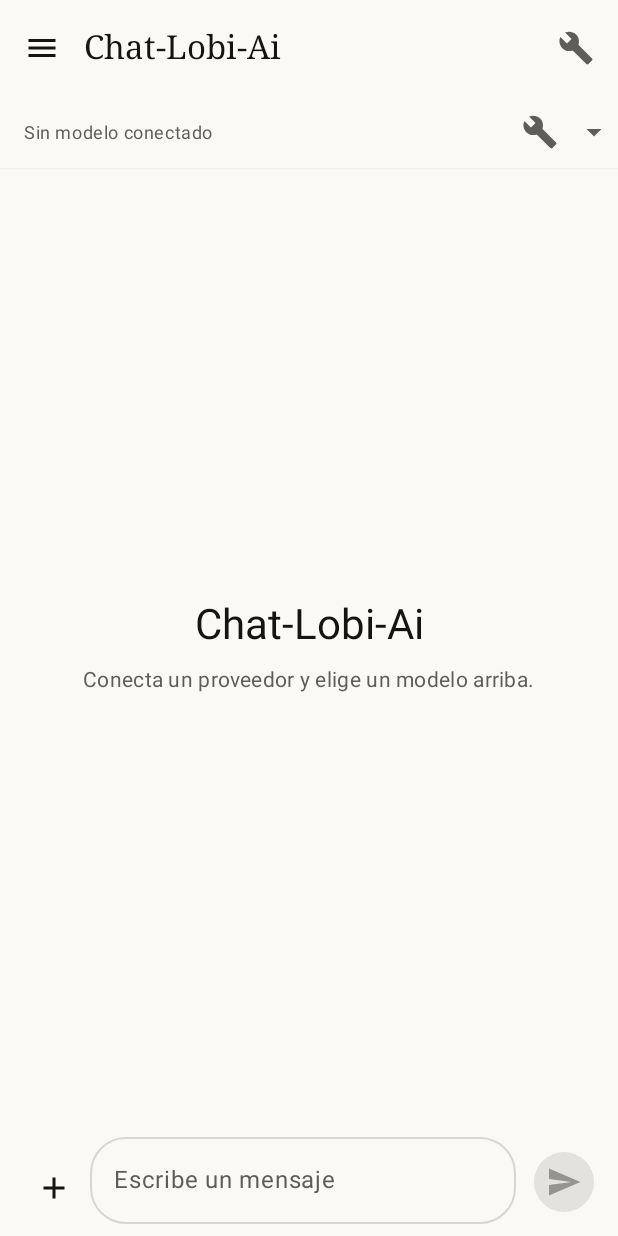
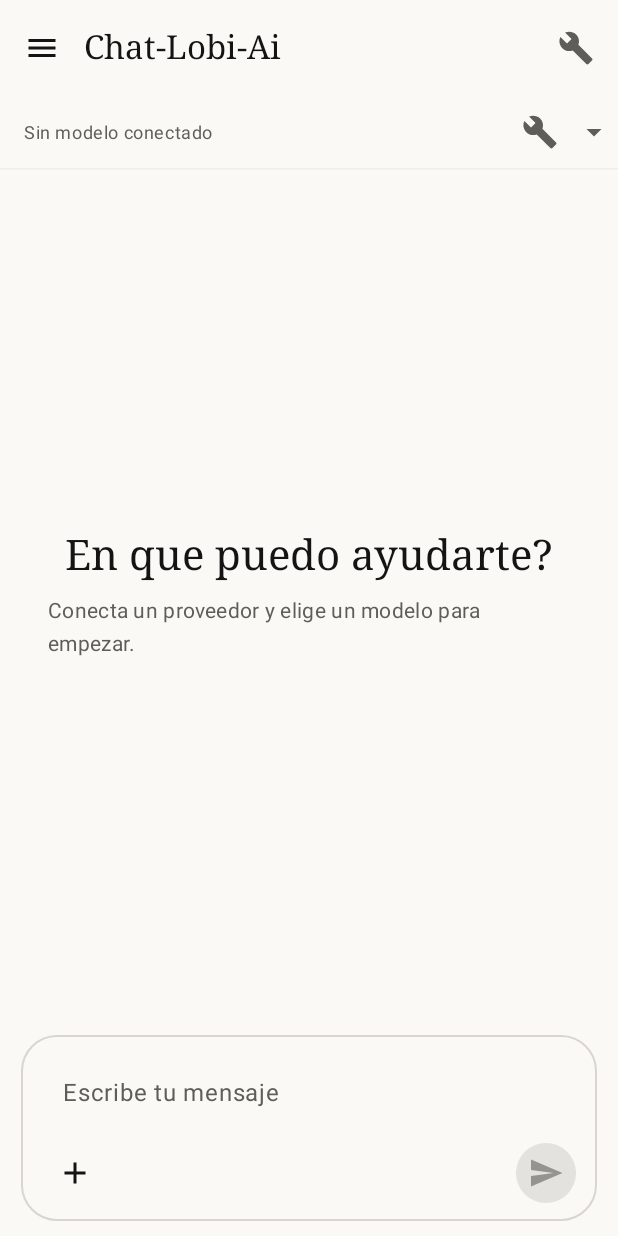
Before and after one commit to francoDev-Ddgh/Chat-Lobi-Ai, an Android app built with Jetpack Compose: the screen it shows after launch (MainActivity), on a phone screen of 412 x 824 dp. Run offline under Robolectric (Android 15) with nearby library versions, the phone set to English and light mode, and no system bars.

Commit message:
UI: Anthropic-style layout (serif greeting, flat assistant text, single composer card)

```diff
--- a/app/src/main/java/github/franco/chat/ai/ui/ChatScreen.kt
+++ b/app/src/main/java/github/franco/chat/ai/ui/ChatScreen.kt
@@ -8,6 +8,10 @@ import android.widget.Toast
 import androidx.activity.compose.rememberLauncherForActivityResult
 import androidx.activity.result.contract.ActivityResultContracts
 import androidx.compose.foundation.clickable
+import androidx.compose.ui.text.font.FontFamily
+import androidx.compose.ui.graphics.Color
+import androidx.compose.material3.OutlinedTextFieldDefaults
+import androidx.compose.foundation.BorderStroke
 import androidx.compose.material.icons.filled.Refresh
 import androidx.compose.material.icons.filled.Edit
 import androidx.compose.material3.AlertDialog
@@ -389,7 +393,7 @@ private fun MessageBubble(
             shape = RoundedCornerShape(20.dp),
             modifier = if (isUser) Modifier.widthIn(max = 320.dp) else Modifier.fillMaxWidth()
         ) {
-            Box(modifier = Modifier.padding(horizontal = 14.dp, vertical = 10.dp)) {
+            Box(modifier = Modifier.padding(horizontal = if (isUser) 14.dp else 0.dp, vertical = if (isUser) 10.dp else 2.dp)) {
                 if (isUser) {
                     Column {
                         message.attachments.forEach { attachment ->
@@ -483,10 +487,14 @@ private fun EmptyState(modifier: Modifier = Modifier) {
         verticalArrangement = Arrangement.Center,
         horizontalAlignment = Alignment.CenterHorizontally
     ) {
-        Text(text = "Chat-Lobi-Ai", style = MaterialTheme.typography.headlineMedium)
+        Text(
+            text = "En que puedo ayudarte?",
+            style = MaterialTheme.typography.headlineMedium.copy(fontFamily = FontFamily.Serif),
+            color = MaterialTheme.colorScheme.onSurface
+        )
         Spacer(Modifier.height(8.dp))
         Text(
-            text = "Conecta un proveedor y elige un modelo arriba.",
+            text = "Conecta un proveedor y elige un modelo para empezar.",
             style = MaterialTheme.typography.bodyMedium,
             color = MaterialTheme.colorScheme.onSurfaceVariant
         )
@@ -510,29 +518,22 @@ private fun ComposerBar(
 ) {
     var menuOpen by remember { mutableStateOf(false) }
     var effortMenu by remember { mutableStateOf(false) }
-    Surface(color = MaterialTheme.colorScheme.background) {
+    val canSend = value.isNotBlank() || pending.isNotEmpty()
+
     Column(
         modifier = Modifier
             .fillMaxWidth()
             .navigationBarsPadding()
             .imePadding()
-                .padding(horizontal = 12.dp, vertical = 8.dp)
+            .padding(horizontal = 14.dp, vertical = 10.dp)
     ) {
-            if (efforts != null) {
-                Box {
-                    AssistChip(
-                        onClick = { effortMenu = true },
-                        label = { Text("Razonamiento: " + effortLabel(effort)) }
-                    )
-                    DropdownMenu(expanded = effortMenu, onDismissRequest = { effortMenu = false }) {
-                        DropdownMenuItem(text = { Text("Automatico") }, onClick = { effortMenu = false; onEffort(null) })
-                        efforts.forEach { option ->
-                            DropdownMenuItem(text = { Text(effortLabel(option)) }, onClick = { effortMenu = false; onEffort(option) })
-                        }
-                    }
-                }
-                Spacer(Modifier.height(6.dp))
-            }
+        Surface(
+            modifier = Modifier.fillMaxWidth(),
+            shape = RoundedCornerShape(24.dp),
+            color = MaterialTheme.colorScheme.surface,
+            border = BorderStroke(1.dp, MaterialTheme.colorScheme.outline)
+        ) {
+            Column(modifier = Modifier.padding(start = 12.dp, end = 10.dp, top = 10.dp, bottom = 8.dp)) {
                 if (pending.isNotEmpty()) {
                     Row(
                         modifier = Modifier
@@ -555,9 +556,23 @@ private fun ComposerBar(
                             Spacer(Modifier.width(6.dp))
                         }
                     }
-                Spacer(Modifier.height(6.dp))
+                    Spacer(Modifier.height(4.dp))
                 }
-            Row(verticalAlignment = Alignment.Bottom) {
+                OutlinedTextField(
+                    value = value,
+                    onValueChange = onValueChange,
+                    modifier = Modifier.fillMaxWidth(),
+                    placeholder = { Text("Escribe tu mensaje") },
+                    maxLines = 6,
+                    enabled = !streaming,
+                    shape = RoundedCornerShape(16.dp),
+                    colors = OutlinedTextFieldDefaults.colors(
+                        focusedBorderColor = Color.Transparent,
+                        unfocusedBorderColor = Color.Transparent,
+                        disabledBorderColor = Color.Transparent
+                    )
+                )
+                Row(verticalAlignment = Alignment.CenterVertically) {
                     Box {
                         IconButton(onClick = { menuOpen = true }, enabled = !streaming) {
                             Icon(Icons.Filled.Add, contentDescription = "Adjuntar")
@@ -572,25 +587,30 @@ private fun ComposerBar(
                             DropdownMenuItem(text = { Text("Archivo de texto") }, onClick = { menuOpen = false; onPick("text") })
                         }
                     }
-                OutlinedTextField(
-                    value = value,
-                    onValueChange = onValueChange,
-                    modifier = Modifier.weight(1f),
-                    placeholder = { Text("Escribe un mensaje") },
-                    maxLines = 5,
-                    enabled = !streaming,
-                    shape = RoundedCornerShape(24.dp)
+                    if (efforts != null) {
+                        Box {
+                            AssistChip(
+                                onClick = { effortMenu = true },
+                                label = { Text(effortLabel(effort)) }
                             )
-                Spacer(Modifier.width(8.dp))
+                            DropdownMenu(expanded = effortMenu, onDismissRequest = { effortMenu = false }) {
+                                DropdownMenuItem(text = { Text("Automatico") }, onClick = { effortMenu = false; onEffort(null) })
+                                efforts.forEach { option ->
+                                    DropdownMenuItem(text = { Text(effortLabel(option)) }, onClick = { effortMenu = false; onEffort(option) })
+                                }
+                            }
+                        }
+                    }
+                    Spacer(Modifier.weight(1f))
                     FilledIconButton(
                         onClick = if (streaming) onStop else onSend,
-                    enabled = if (streaming) true else value.isNotBlank() || pending.isNotEmpty(),
-                    modifier = Modifier.padding(bottom = 4.dp)
+                        enabled = streaming || canSend
                     ) {
                         if (streaming) {
                             Icon(Icons.Filled.Close, contentDescription = "Detener")
                         } else {
                             Icon(Icons.AutoMirrored.Filled.Send, contentDescription = "Enviar")
+                        }
                     }
                 }
             }
```
Lines whose indentation alone changed are shown as unchanged.
